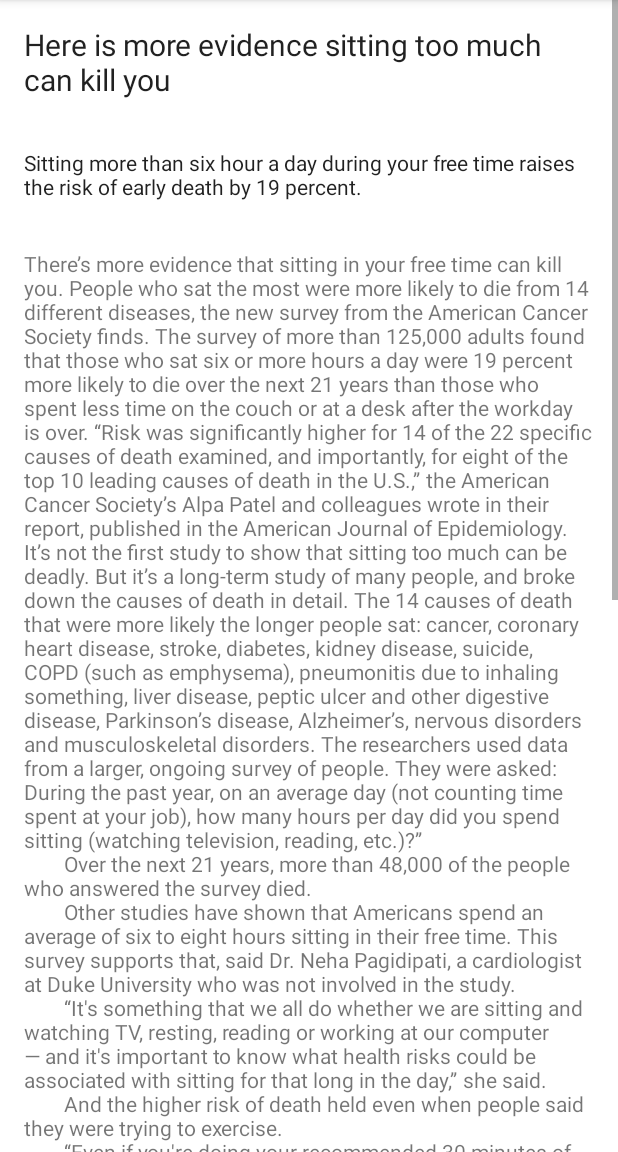
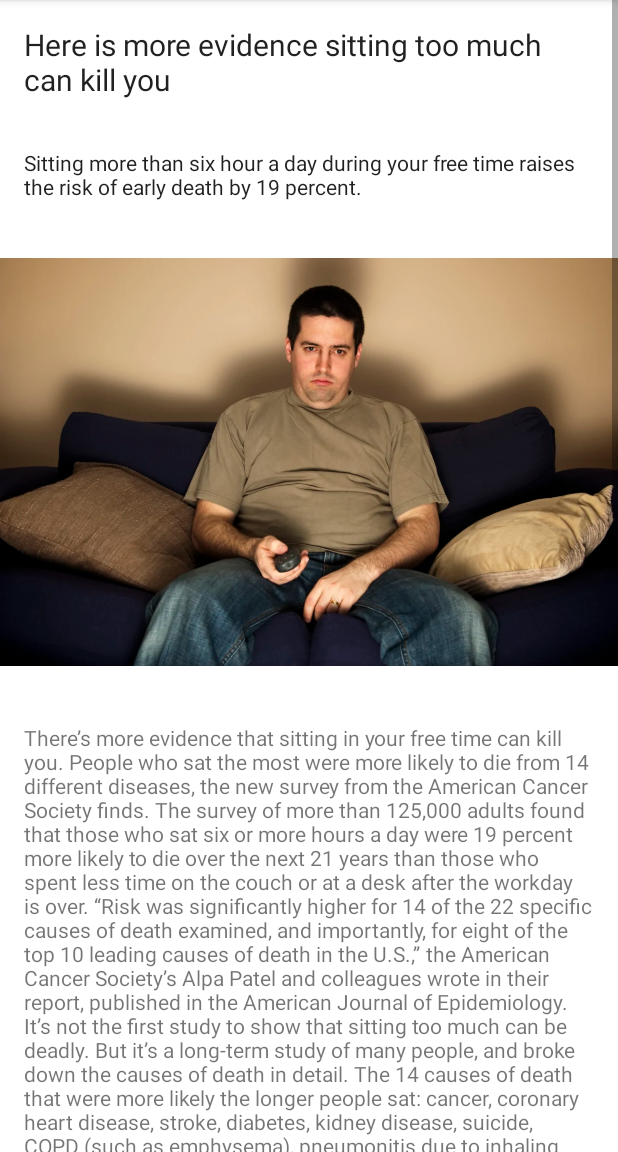
Before and after one commit to mariamiguel01/PROJETO_CMEB, an Android app: the fragment show_news1 shown on its own in the app's theme, on a phone screen of 412 x 824 dp, the part 84-1236 px from its top. Run offline under Robolectric (Android 15) with nearby library versions, the light colour scheme and no system bars.

Commit message:
update news1

```diff
--- a/app/src/main/res/layout/fragment_show_news.xml
+++ b/app/src/main/res/layout/fragment_show_news.xml
@@ -1,6 +1,7 @@
 <?xml version="1.0" encoding="utf-8"?>
 <ScrollView
     xmlns:android="http://schemas.android.com/apk/res/android"
+    xmlns:app="http://schemas.android.com/apk/res-auto"
     android:layout_width="match_parent"
     android:layout_height="wrap_content">
 
@@ -26,6 +27,16 @@
             android:text="@string/news_subtitle1"
             android:textAppearance=
                 "@android:style/TextAppearance.DeviceDefault" />
+
+        <ImageView
+            android:id="@+id/news1_image"
+            android:layout_width="wrap_content"
+            android:layout_height="316dp"
+            app:layout_constraintBottom_toBottomOf="parent"
+            app:layout_constraintEnd_toEndOf="parent"
+            app:layout_constraintStart_toStartOf="parent"
+            app:layout_constraintTop_toBottomOf="@+id/GfG_full_logo"
+            app:srcCompat="@drawable/news1" />
 
         <TextView
             android:id="@+id/message1"
```
Also changed, not shown: app/src/main/res/drawable-mdpi/news1.png (added), 1 other file.
